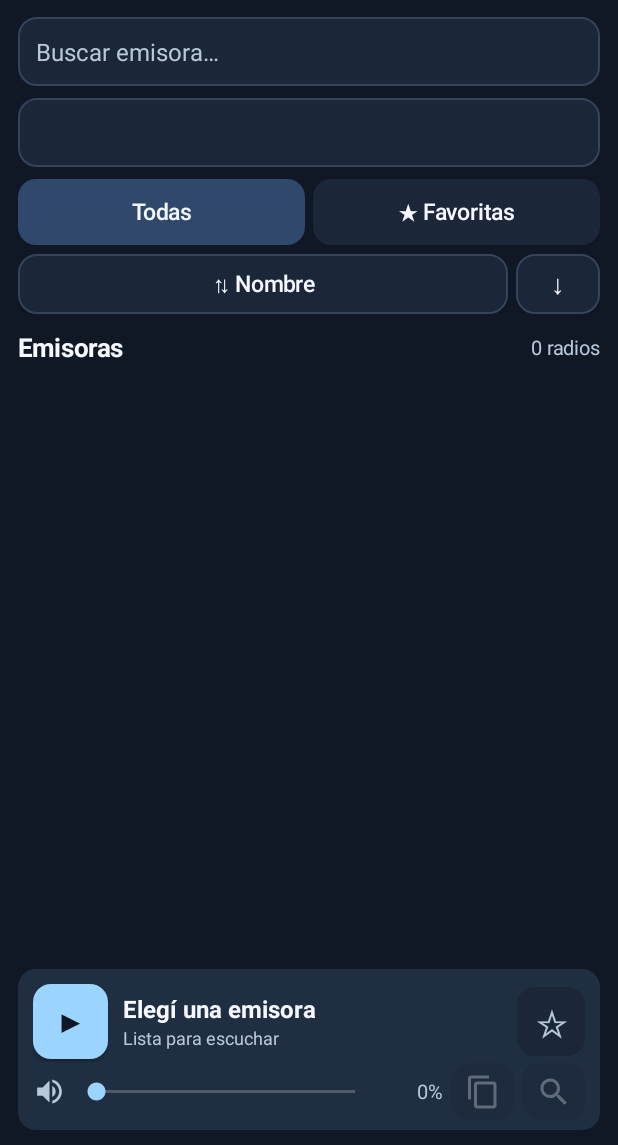
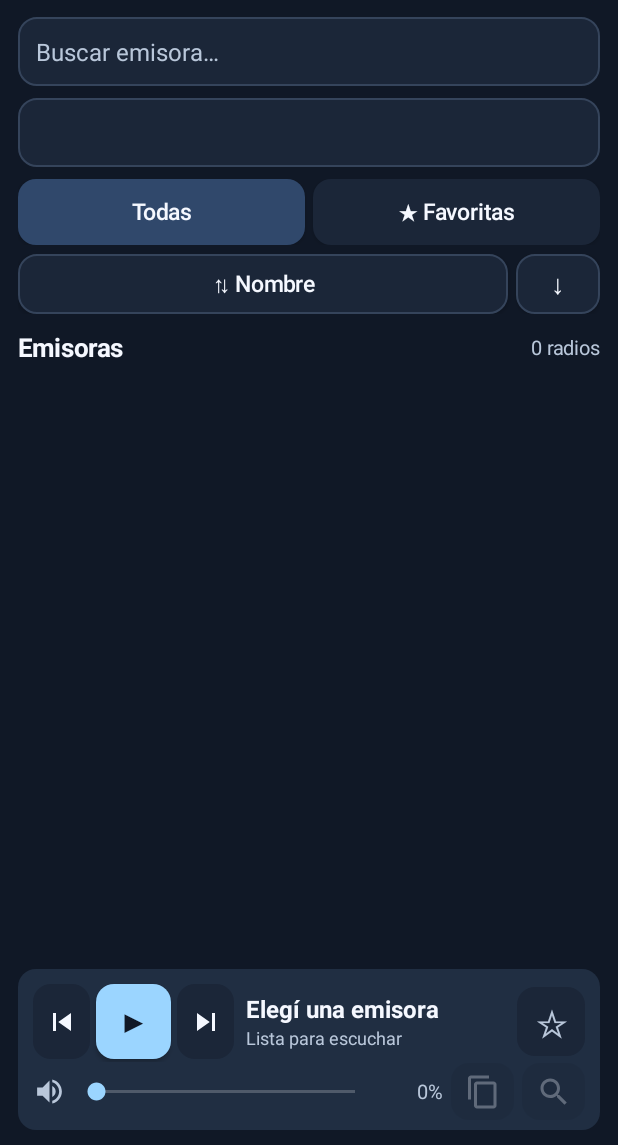
Before and after one commit to masahirata77/radio-rocky35, an Android app: the screen it shows after launch (MainActivity), on a phone screen of 412 x 824 dp, the part 91-1236 px from its top. Run offline under Robolectric (Android 15) with nearby library versions, the phone set to English and light mode, and no system bars; 5 statements that could not run were skipped.

Commit message:
Anterior/siguiente, Android Auto y título de la notificación (0.1.17)
- Botones ⏮ ⏭ en el reproductor, en la notificación y en el MediaSession (volante, auriculares y persiana); recorren la lista visible (Todas o Favoritas, con orden y filtros).
- Android Auto: RadioService pasa a MediaBrowserService con Favoritas y Todas; se declara automotive_app_desc.
- El título de la notificación y del chip de la barra de estado muestra el tema; si no hay, "Radio · Programa"; si no, la radio.
- Nombre de la app: "Radio Rocky 35" (igual que AutoName en F-Droid).

Co-Authored-By: Claude Opus 5.5 <noreply@anthropic.com>
Claude-Session: https://claude.ai/code/session_01MidPZzP3zCMQeh3PGZ2SFn

```diff
--- a/app/build.gradle
+++ b/app/build.gradle
@@ -6,8 +6,8 @@ android {
         applicationId 'com.rocky35.radio'
         minSdk 26
         targetSdk 37
-        versionCode 16
-        versionName '0.1.16'
+        versionCode 17
+        versionName '0.1.17'
     }
     packaging { resources { excludes += ['kotlin/**', 'META-INF/*.kotlin_module', 'META-INF/*.version'] } }
     buildTypes {
--- a/app/src/main/java/com/rocky35/radio/MainActivity.kt
+++ b/app/src/main/java/com/rocky35/radio/MainActivity.kt
@@ -172,7 +172,11 @@ class MainActivity : Activity() {
         root.addView(list,LinearLayout.LayoutParams(-1,0,1f))
         val player=col().apply {background=shape(Color.rgb(32,46,66));setPadding(dp(10),dp(8),dp(10),dp(5))}
         val playing=row();toggle=button("▶",bg).apply{background=shape(blue);textSize=21f}
-        playing.addView(toggle,LinearLayout.LayoutParams(dp(50),dp(50)).apply{marginEnd=dp(10)})
+        val prevBtn=ImageButton(this).apply{setImageResource(R.drawable.ic_prev);imageTintList=ColorStateList.valueOf(fg);background=shape(panel);contentDescription="Radio anterior";setOnClickListener{skip(-1)}}
+        val nextBtn=ImageButton(this).apply{setImageResource(R.drawable.ic_next);imageTintList=ColorStateList.valueOf(fg);background=shape(panel);contentDescription="Radio siguiente";setOnClickListener{skip(1)}}
+        playing.addView(prevBtn,LinearLayout.LayoutParams(dp(38),dp(50)).apply{marginEnd=dp(4)})
+        playing.addView(toggle,LinearLayout.LayoutParams(dp(50),dp(50)).apply{marginEnd=dp(4)})
+        playing.addView(nextBtn,LinearLayout.LayoutParams(dp(38),dp(50)).apply{marginEnd=dp(8)})
         val info=col();now=label("Elegí una emisora",16f,fg,true).apply{maxLines=1;ellipsize=android.text.TextUtils.TruncateAt.END};status=label("Lista para escuchar",12f,muted).apply{maxLines=1;ellipsize=android.text.TextUtils.TruncateAt.END};info.addFull(now);info.addFull(status);playing.addView(info,LinearLayout.LayoutParams(0,-2,1f))
         favorite=button("☆",muted).apply{textSize=25f};playing.addView(favorite,LinearLayout.LayoutParams(dp(45),dp(46)));player.addFull(playing,54)
         val volRow=row();volRow.addView(ImageView(this).apply{setImageResource(R.drawable.ic_volume);imageTintList=ColorStateList.valueOf(muted);contentDescription="Volumen"},LinearLayout.LayoutParams(dp(22),dp(22)).apply{marginEnd=dp(4)});volume=SeekBar(this).apply{max=audio.getStreamMaxVolume(AudioManager.STREAM_MUSIC);progress=audio.getStreamVolume(AudioManager.STREAM_MUSIC);progressTintList=ColorStateList.valueOf(blue);thumbTintList=ColorStateList.valueOf(blue)}
@@ -210,6 +214,7 @@ class MainActivity : Activity() {
             for(i in r){val sid=Catalog.id(i);val f=down[sid]?:0;if(f in 1 until Health.HIDE||(f>=Health.HIDE&&sid==selected))a[n++]=i}
             rows=a.copyOf(n)
         }
+        RadioService.setQueue(this,rows.map{Catalog.id(it)})
         heading.text=if(onlyFavorites)"Mis favoritas" else "Emisoras"
         count.text=if(onlyFavorites&&favorites.isEmpty())"Tocá ☆ en una radio" else "${rows.size} radios"
         allTab.background=if(!onlyFavorites)allOn else allOff
@@ -221,6 +226,15 @@ class MainActivity : Activity() {
         val pos=list.firstVisiblePosition;val top=list.getChildAt(0)?.top?:0
         refresh();list.setSelectionFromTop(pos.coerceAtMost(maxOf(0,rows.size-1)),top)}
     private fun playing()=phase=="playing"||phase=="loading"
+    // ⏮ ⏭: recorren la lista que se está viendo (Todas o Favoritas, con su orden y filtros).
+    private fun skip(d:Int){
+        if(rows.isEmpty())return
+        val ids=rows.map{Catalog.id(it)};val i=ids.indexOf(selected)
+        val next=ids[if(i<0)(if(d>0)0 else ids.size-1) else Math.floorMod(i+d,ids.size)]
+        if(next==selected&&playing())return
+        listen(next)
+        val pos=rows.indexOfFirst{Catalog.id(it)==next};if(pos>=0&&(pos<list.firstVisiblePosition||pos>list.lastVisiblePosition))list.smoothScrollToPosition(pos)
+    }
     private fun listen(id:String){
         if(id==selected && playing()){startService(RadioService.pauseIntent(this));phase="paused"}
         else {selected=id;phase="loading";savePlay(id);val station=Catalog.station(id);now.text=station.firstOrNull()?:"";status.text="Conectando…";startForegroundService(RadioService.playIntent(this,id))}
--- /dev/null
+++ b/app/src/main/res/drawable/ic_next.xml
@@ -0,0 +1,3 @@
+<vector xmlns:android="http://schemas.android.com/apk/res/android" android:width="24dp" android:height="24dp" android:viewportWidth="24" android:viewportHeight="24">
+    <path android:fillColor="#FFFFFFFF" android:pathData="M6,18l8.5,-6L6,6v12zM16,6v12h2V6h-2z"/>
+</vector>
--- /dev/null
+++ b/app/src/main/res/drawable/ic_prev.xml
@@ -0,0 +1,3 @@
+<vector xmlns:android="http://schemas.android.com/apk/res/android" android:width="24dp" android:height="24dp" android:viewportWidth="24" android:viewportHeight="24">
+    <path android:fillColor="#FFFFFFFF" android:pathData="M6,6h2v12H6zM9.5,12l8.5,6V6z"/>
+</vector>
--- /dev/null
+++ b/app/src/main/res/xml/automotive_app_desc.xml
@@ -0,0 +1,4 @@
+<?xml version="1.0" encoding="utf-8"?>
+<automotiveApp>
+    <uses name="media"/>
+</automotiveApp>
```
Also changed, not shown: app/src/main/AndroidManifest.xml (+5 -2 lines), app/src/main/java/com/rocky35/radio/RadioService.kt (+61 -7 lines).
